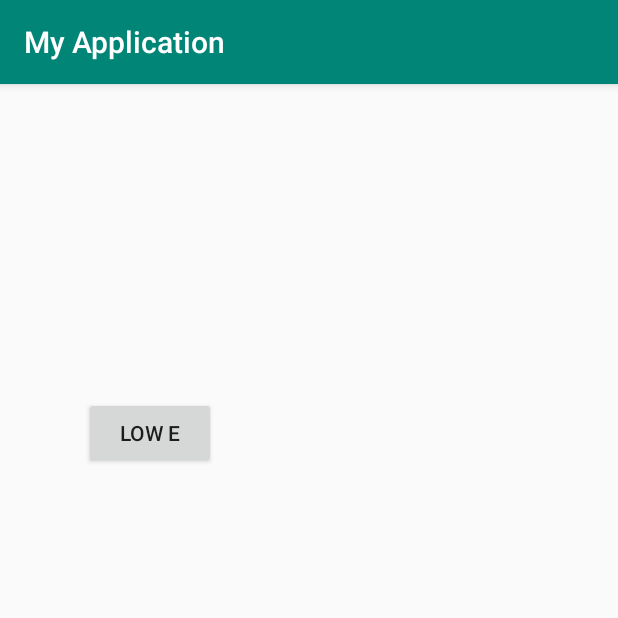
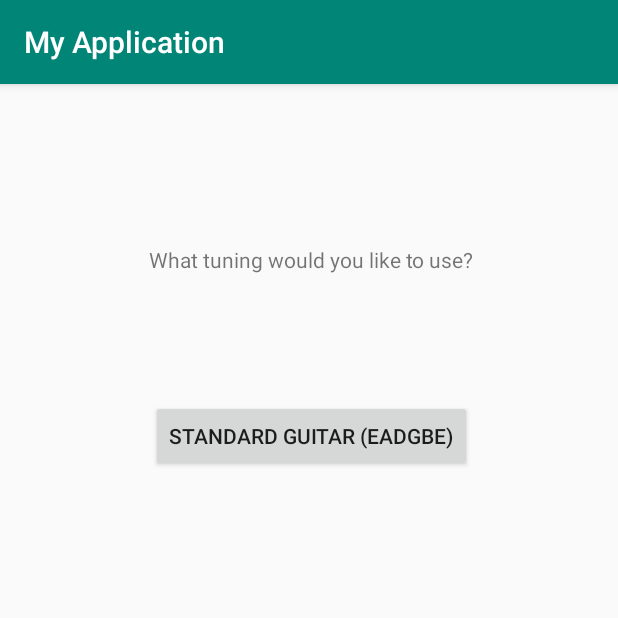
Before and after one commit to hannahlspencer/Tuner, an Android app: the screen it shows after launch (MainActivity), on a phone screen of 412 x 824 dp, the top half of it. Run offline under Robolectric (Android 15) with nearby library versions, the phone set to English and light mode, and no system bars.

Commit message:
Initial commit

```diff
--- a/app/src/main/AndroidManifest.xml
+++ b/app/src/main/AndroidManifest.xml
@@ -16,6 +16,7 @@
                 <category android:name="android.intent.category.LAUNCHER"/>
             </intent-filter>
         </activity>
+        <activity android:name=".standardGuitar.StandardGuitar"></activity>
     </application>
 
 </manifest>
--- a/app/src/main/java/com/example/myapplication/MainActivity.kt
+++ b/app/src/main/java/com/example/myapplication/MainActivity.kt
@@ -1,19 +1,39 @@
 package com.example.myapplication
 
+import android.content.Intent
 import android.media.MediaPlayer
 import androidx.appcompat.app.AppCompatActivity
 import android.os.Bundle
 import android.widget.Button
+import com.example.myapplication.standardGuitar.StandardGuitar
+import kotlinx.android.synthetic.main.activity_main.*
 
 class MainActivity : AppCompatActivity() {
 
     override fun onCreate(savedInstanceState: Bundle?) {
         super.onCreate(savedInstanceState)
         setContentView(R.layout.activity_main)
-        val lowE = findViewById<Button>(R.id.lowe)
-        val mp = MediaPlayer.create(this, R.raw.lowe)
-        lowE.setOnClickListener {
-            mp.start()
+        standard.setOnClickListener{
+            startActivity(Intent(this, StandardGuitar::class.java))
         }
     }
+
+    fun setMediaPlayers() {
+//        val mpe = MediaPlayer.create(this, R.raw.lowe)
+//        lowe.setOnClickListener {
+//            mpe.start()
+//        }
+//        val mpa = MediaPlayer.create(this, R.raw.a)
+//        a.setOnClickListener {
+//            mpa.start()
+//        }
+//        val mpd = MediaPlayer.create(this, R.raw.lowe)
+//        lowe.setOnClickListener {
+//            mpd.start()
+//        }
+//        val mpg = MediaPlayer.create(this, R.raw.lowe)
+//        lowe.setOnClickListener {
+//            mpg.start()
+//        }
+    }
 }
--- a/app/src/main/res/layout/activity_main.xml
+++ b/app/src/main/res/layout/activity_main.xml
@@ -7,15 +7,23 @@
         android:layout_height="match_parent"
         tools:context=".MainActivity">
 
-    <Button
-            android:text="Low E"
+
+    <TextView
+            android:text="What tuning would you like to use?"
             android:layout_width="wrap_content"
             android:layout_height="wrap_content"
-            android:id="@+id/lowe" app:layout_constraintTop_toTopOf="parent"
-            android:layout_marginTop="172dp" app:layout_constraintStart_toStartOf="parent"
-            android:layout_marginStart="55dp" app:layout_constraintEnd_toEndOf="parent"
-            android:layout_marginEnd="268dp" android:layout_marginBottom="511dp"
-            app:layout_constraintBottom_toBottomOf="parent" app:layout_constraintHorizontal_bias="1.0"
-            app:layout_constraintVertical_bias="1.0"/>
-
+            android:id="@+id/textView" app:layout_constraintTop_toTopOf="parent"
+            android:layout_marginTop="80dp" app:layout_constraintEnd_toEndOf="parent" android:layout_marginEnd="96dp"
+            app:layout_constraintStart_toStartOf="parent" android:layout_marginStart="8dp"
+            app:layout_constraintHorizontal_bias="1.0" android:layout_marginBottom="8dp"
+            app:layout_constraintBottom_toBottomOf="parent" app:layout_constraintVertical_bias="0.041"/>
+    <Button
+            android:text="Standard guitar (EADGBE)"
+            android:layout_width="wrap_content"
+            android:layout_height="wrap_content"
+            android:id="@+id/standard"
+            app:layout_constraintTop_toBottomOf="@+id/textView" android:layout_marginTop="84dp"
+            app:layout_constraintEnd_toEndOf="parent" android:layout_marginEnd="96dp"
+            app:layout_constraintStart_toStartOf="parent" android:layout_marginStart="8dp"
+            app:layout_constraintHorizontal_bias="0.988"/>
 </androidx.constraintlayout.widget.ConstraintLayout>
```
Also changed, not shown: app/src/main/java/com/example/myapplication/standardGuitar/StandardGuitar.kt (added, +35 -0 lines), app/src/main/res/layout/standard_guitar.xml (added, +30 -0 lines), 1 other file.
